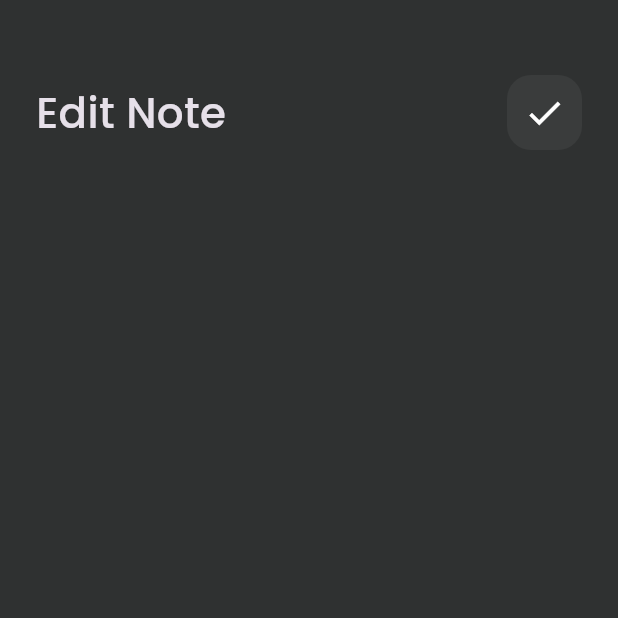
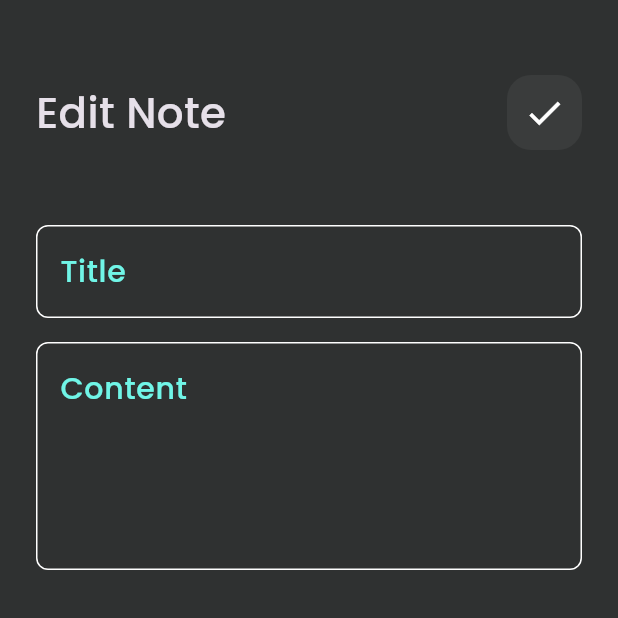
Before and after one commit to Tahtawy1/note_app, a Flutter app: the EditNoteView screen opened directly, on a phone screen of 412 x 824 dp, the top half of it. Run offline on Flutter 3.47's test engine with Material 3 defaults, Android fonts, the phone set to English and light mode, and no system bars; our stand-ins replace device_preview, font_awesome_flutter.

Commit message:
edit note view done

```diff
--- a/lib/views/widgets/add_note_bottom_sheet.dart
+++ b/lib/views/widgets/add_note_bottom_sheet.dart
@@ -1,5 +1,4 @@
 import 'package:flutter/material.dart';
-import 'package:note_app/note_icon_data.dart';
 import 'package:note_app/views/widgets/custom_button.dart';
 import 'package:note_app/views/widgets/custom_text_field.dart';
 
--- a/lib/views/widgets/edit_note_body.dart
+++ b/lib/views/widgets/edit_note_body.dart
@@ -1,5 +1,6 @@
 import 'package:flutter/material.dart';
 import 'package:note_app/views/widgets/custom_app_bar.dart';
+import 'package:note_app/views/widgets/custom_text_field.dart';
 
 class EditNoteBody extends StatelessWidget {
   const EditNoteBody({super.key});
@@ -11,7 +12,11 @@ class EditNoteBody extends StatelessWidget {
       child: Column(
         children: [
           SizedBox(height: 50,),
-          CustomAppBar(title: 'Edit Note', icon: Icons.check,)
+          CustomAppBar(title: 'Edit Note', icon: Icons.check,),
+          SizedBox(height: 50),
+          CustomTextField(hintText: 'Title'),
+          SizedBox(height: 16,),
+          CustomTextField(hintText: 'Content', maxLines: 5,)
         ],
       ),
     );
```
